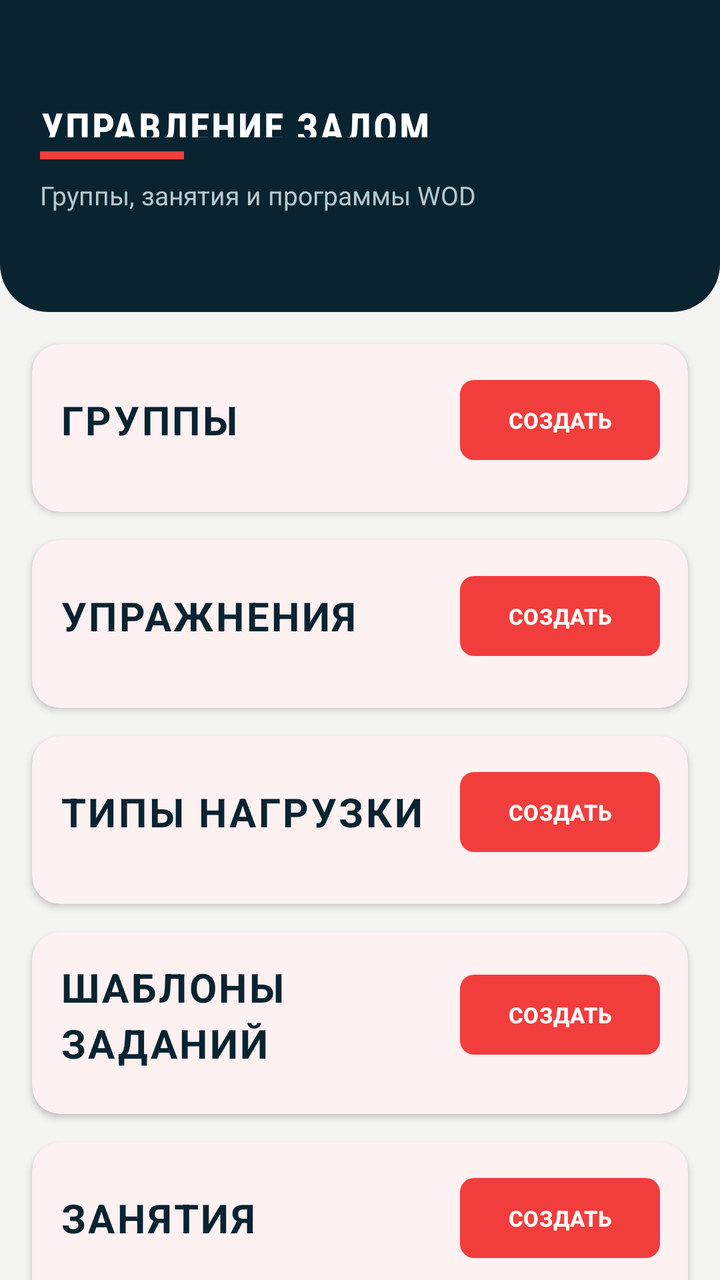
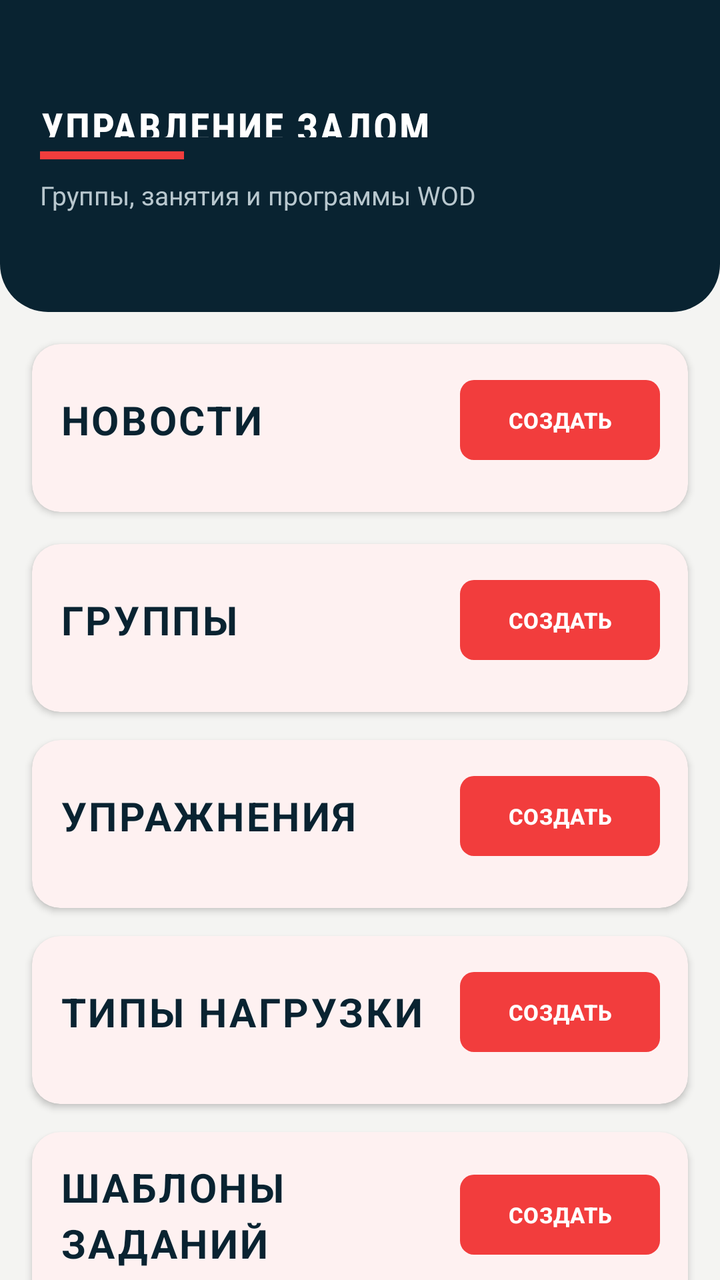

Two renders of the same Android screen: before a commit and after it. Below are the layout's source before the change and the commit's diff.
<!-- AndroidManifest.xml: application theme Theme.CrossfitArmyJym -->
<!-- res/layout/fragment_content.xml -->
<?xml version="1.0" encoding="utf-8"?>
<androidx.core.widget.NestedScrollView xmlns:android="http://schemas.android.com/apk/res/android"
    xmlns:app="http://schemas.android.com/apk/res-auto"
    android:layout_width="match_parent"
    android:layout_height="match_parent"
    android:background="@color/background"
    android:fillViewport="true">

    <LinearLayout
        android:layout_width="match_parent"
        android:layout_height="wrap_content"
        android:orientation="vertical">

        <LinearLayout
            android:layout_width="match_parent"
            android:layout_height="156dp"
            android:background="@drawable/bg_army_screen_header"
            android:gravity="center_vertical"
            android:orientation="vertical"
            android:paddingStart="20dp"
            android:paddingEnd="20dp">

            <TextView
                style="@style/Widget.CrossfitArmyJym.ScreenTitle.OnDark"
                android:layout_width="match_parent"
                android:layout_height="wrap_content"
                android:text="@string/admin_content_title" />

            <View
                android:layout_width="72dp"
                android:layout_height="4dp"
                android:layout_marginTop="7dp"
                android:background="@color/army_red" />

            <TextView
                android:layout_width="wrap_content"
                android:layout_height="wrap_content"
                android:layout_marginTop="9dp"
                android:text="@string/admin_content_subtitle"
                android:textColor="#B8C7CE"
                android:textSize="13sp" />
        </LinearLayout>

        <ProgressBar
            android:id="@+id/progress_bar"
            android:layout_width="44dp"
            android:layout_height="44dp"
            android:layout_gravity="center_horizontal"
            android:layout_marginTop="12dp"
            android:indeterminateTint="@color/army_red"
            android:visibility="gone" />

        <com.google.android.material.card.MaterialCardView
            style="@style/Widget.CrossfitArmyJym.Card"
            android:layout_width="match_parent"
            android:layout_height="wrap_content"
            android:layout_marginStart="16dp"
            android:layout_marginTop="16dp"
            android:layout_marginEnd="16dp">

            <LinearLayout
                android:layout_width="match_parent"
                android:layout_height="wrap_content"
                android:orientation="vertical"
                android:padding="14dp">

                <LinearLayout
                    android:layout_width="match_parent"
                    android:layout_height="wrap_content"
                    android:gravity="center_vertical"
                    android:orientation="horizontal">

                    <TextView
                        style="@style/TextAppearance.CrossfitArmyJym.SectionTitle"
                        android:layout_width="0dp"
                        android:layout_height="wrap_content"
                        android:layout_weight="1"
                        android:text="@string/admin_groups_section" />

                    <com.google.android.material.button.MaterialButton
                        android:id="@+id/btn_add_group"
                        style="@style/Widget.CrossfitArmyJym.Button"
                        android:layout_width="wrap_content"
                        android:layout_height="48dp"
                        android:text="@string/admin_create"
                        android:textSize="11sp"
                        app:cornerRadius="7dp" />
                </LinearLayout>

                <androidx.recyclerview.widget.RecyclerView
                    android:id="@+id/rv_groups"
                    android:layout_width="match_parent"
                    android:layout_height="wrap_content"
                    android:layout_marginTop="8dp"
                    android:nestedScrollingEnabled="false" />
            </LinearLayout>
        </com.google.android.material.card.MaterialCardView>

        <com.google.android.material.card.MaterialCardView
            style="@style/Widget.CrossfitArmyJym.Card"
            android:layout_width="match_parent"
            android:layout_height="wrap_content"
            android:layout_marginStart="16dp"
            android:layout_marginTop="14dp"
            android:layout_marginEnd="16dp">

            <LinearLayout
                android:layout_width="match_parent"
                android:layout_height="wrap_content"
                android:orientation="vertical"
                android:padding="14dp">

                <LinearLayout
                    android:layout_width="match_parent"
                    android:layout_height="wrap_content"
                    android:gravity="center_vertical"
                    android:orientation="horizontal">

                    <TextView
                        style="@style/TextAppearance.CrossfitArmyJym.SectionTitle"
                        android:layout_width="0dp"
                        android:layout_height="wrap_content"
                        android:layout_weight="1"
                        android:text="@string/admin_exercises_section" />

                    <com.google.android.material.button.MaterialButton
                        android:id="@+id/btn_add_exercise"
                        style="@style/Widget.CrossfitArmyJym.Button"
                        android:layout_width="wrap_content"
                        android:layout_height="48dp"
                        android:text="@string/admin_create"
                        android:textSize="11sp"
                        app:cornerRadius="7dp" />
                </LinearLayout>

                <androidx.recyclerview.widget.RecyclerView
                    android:id="@+id/rv_exercises"
                    android:layout_width="match_parent"
                    android:layout_height="wrap_content"
                    android:layout_marginTop="8dp"
                    android:nestedScrollingEnabled="false" />
            </LinearLayout>
        </com.google.android.material.card.MaterialCardView>

        <com.google.android.material.card.MaterialCardView
            style="@style/Widget.CrossfitArmyJym.Card"
            android:layout_width="match_parent"
            android:layout_height="wrap_content"
            android:layout_marginStart="16dp"
            android:layout_marginTop="14dp"
            android:layout_marginEnd="16dp">

            <LinearLayout
                android:layout_width="match_parent"
                android:layout_height="wrap_content"
                android:orientation="vertical"
                android:padding="14dp">

                <LinearLayout
                    android:layout_width="match_parent"
                    android:layout_height="wrap_content"
                    android:gravity="center_vertical"
                    android:orientation="horizontal">

                    <TextView
                        style="@style/TextAppearance.CrossfitArmyJym.SectionTitle"
                        android:layout_width="0dp"
                        android:layout_height="wrap_content"
                        android:layout_weight="1"
                        android:text="@string/admin_load_types_section" />

                    <com.google.android.material.button.MaterialButton
                        android:id="@+id/btn_add_load_type"
                        style="@style/Widget.CrossfitArmyJym.Button"
                        android:layout_width="wrap_content"
                        android:layout_height="48dp"
                        android:text="@string/admin_create"
                        android:textSize="11sp"
                        app:cornerRadius="7dp" />
                </LinearLayout>

                <androidx.recyclerview.widget.RecyclerView
                    android:id="@+id/rv_load_types"
                    android:layout_width="match_parent"
                    android:layout_height="wrap_content"
                    android:layout_marginTop="8dp"
                    android:nestedScrollingEnabled="false" />
            </LinearLayout>
        </com.google.android.material.card.MaterialCardView>

        <com.google.android.material.card.MaterialCardView
            style="@style/Widget.CrossfitArmyJym.Card"
            android:layout_width="match_parent"
            android:layout_height="wrap_content"
            android:layout_marginStart="16dp"
            android:layout_marginTop="14dp"
            android:layout_marginEnd="16dp">

            <LinearLayout
                android:layout_width="match_parent"
                android:layout_height="wrap_content"
                android:orientation="vertical"
                android:padding="14dp">

                <LinearLayout
                    android:layout_width="match_parent"
                    android:layout_height="wrap_content"
                    android:gravity="center_vertical"
                    android:orientation="horizontal">

                    <TextView
                        style="@style/TextAppearance.CrossfitArmyJym.SectionTitle"
                        android:layout_width="0dp"
                        android:layout_height="wrap_content"
                        android:layout_weight="1"
                        android:text="@string/admin_task_templates_section" />

                    <com.google.android.material.button.MaterialButton
                        android:id="@+id/btn_add_training_task"
                        style="@style/Widget.CrossfitArmyJym.Button"
                        android:layout_width="wrap_content"
                        android:layout_height="48dp"
                        android:text="@string/admin_create"
                        android:textSize="11sp"
                        app:cornerRadius="7dp" />
                </LinearLayout>

                <androidx.recyclerview.widget.RecyclerView
                    android:id="@+id/rv_training_tasks"
                    android:layout_width="match_parent"
                    android:layout_height="wrap_content"
                    android:layout_marginTop="8dp"
                    android:nestedScrollingEnabled="false" />
            </LinearLayout>
        </com.google.android.material.card.MaterialCardView>

        <com.google.android.material.card.MaterialCardView
            style="@style/Widget.CrossfitArmyJym.Card"
            android:layout_width="match_parent"
            android:layout_height="wrap_content"
            android:layout_marginStart="16dp"
            android:layout_marginTop="14dp"
            android:layout_marginEnd="16dp">

            <LinearLayout
                android:layout_width="match_parent"
                android:layout_height="wrap_content"
                android:orientation="vertical"
                android:padding="14dp">

                <LinearLayout
                    android:layout_width="match_parent"
                    android:layout_height="wrap_content"
                    android:gravity="center_vertical"
                    android:orientation="horizontal">

                    <TextView
                        style="@style/TextAppearance.CrossfitArmyJym.SectionTitle"
                        android:layout_width="0dp"
                        android:layout_height="wrap_content"
                        android:layout_weight="1"
                        android:text="@string/admin_classes_section" />

                    <com.google.android.material.button.MaterialButton
                        android:id="@+id/btn_add_class"
                        style="@style/Widget.CrossfitArmyJym.Button"
                        android:layout_width="wrap_content"
                        android:layout_height="48dp"
                        android:text="@string/admin_create"
                        android:textSize="11sp"
                        app:cornerRadius="7dp" />
                </LinearLayout>

                <androidx.recyclerview.widget.RecyclerView
                    android:id="@+id/rv_classes"
                    android:layout_width="match_parent"
                    android:layout_height="wrap_content"
                    android:layout_marginTop="8dp"
                    android:nestedScrollingEnabled="false" />
            </LinearLayout>
        </com.google.android.material.card.MaterialCardView>

        <com.google.android.material.card.MaterialCardView
            style="@style/Widget.CrossfitArmyJym.Card"
            android:layout_width="match_parent"
            android:layout_height="wrap_content"
            android:layout_marginStart="16dp"
            android:layout_marginTop="14dp"
            android:layout_marginEnd="16dp"
            android:layout_marginBottom="24dp">

            <LinearLayout
                android:layout_width="match_parent"
                android:layout_height="wrap_content"
                android:orientation="vertical"
                android:padding="14dp">

                <LinearLayout
                    android:layout_width="match_parent"
                    android:layout_height="wrap_content"
                    android:gravity="center_vertical"
                    android:orientation="horizontal">

                    <TextView
                        style="@style/TextAppearance.CrossfitArmyJym.SectionTitle"
                        android:layout_width="0dp"
                        android:layout_height="wrap_content"
                        android:layout_weight="1"
                        android:text="@string/admin_wod_section" />

                    <com.google.android.material.button.MaterialButton
                        android:id="@+id/btn_create_wod"
                        style="@style/Widget.CrossfitArmyJym.Button"
                        android:layout_width="wrap_content"
                        android:layout_height="48dp"
                        android:text="@string/admin_create"
                        android:textSize="11sp"
                        app:cornerRadius="7dp" />
                </LinearLayout>

                <androidx.recyclerview.widget.RecyclerView
                    android:id="@+id/rv_wods"
                    android:layout_width="match_parent"
                    android:layout_height="wrap_content"
                    android:layout_marginTop="8dp"
                    android:nestedScrollingEnabled="false" />
            </LinearLayout>
        </com.google.android.material.card.MaterialCardView>
    </LinearLayout>
</androidx.core.widget.NestedScrollView>
<!-- resources referenced by this layout -->
<resources>
  <color name="army_red">#F23D3D</color>
  <color name="background">@color/army_off_white</color>
  <!-- drawable bg_army_screen_header (drawable) -->
  <?xml version="1.0" encoding="utf-8"?>
  <shape xmlns:android="http://schemas.android.com/apk/res/android"
      android:shape="rectangle">
      <corners
          android:bottomLeftRadius="24dp"
          android:bottomRightRadius="24dp" />
      <solid android:color="@color/army_navy" />
  </shape>
  <string name="admin_classes_section">ЗАНЯТИЯ</string>
  <string name="admin_content_subtitle">Группы, занятия и программы WOD</string>
  <string name="admin_content_title">УПРАВЛЕНИЕ ЗАЛОМ</string>
  <string name="admin_create">СОЗДАТЬ</string>
  <string name="admin_exercises_section">УПРАЖНЕНИЯ</string>
  <string name="admin_groups_section">ГРУППЫ</string>
  <string name="admin_load_types_section">ТИПЫ НАГРУЗКИ</string>
  <string name="admin_task_templates_section">ШАБЛОНЫ ЗАДАНИЙ</string>
  <string name="admin_wod_section">ПРОГРАММЫ WOD</string>
  <style name="TextAppearance.CrossfitArmyJym.SectionTitle" parent="TextAppearance.Material3.TitleLarge">
          <item name="android:textColor">@color/army_navy</item>
          <item name="android:textSize">20sp</item>
          <item name="android:textStyle">bold</item>
          <item name="android:fontFamily">sans-serif-condensed</item>
          <item name="android:textAllCaps">true</item>
          <item name="android:letterSpacing">0.06</item>
      </style>
  <style name="Widget.CrossfitArmyJym.Button" parent="Widget.Material3.Button">
          <item name="backgroundTint">@color/primary</item>
          <item name="android:textColor">@color/text_on_primary</item>
          <item name="cornerRadius">6dp</item>
          <item name="android:textStyle">bold</item>
          <item name="android:gravity">center</item>
          <item name="android:maxLines">2</item>
          <item name="android:minHeight">48dp</item>
          <item name="autoSizeTextType">uniform</item>
          <item name="autoSizeMinTextSize">10sp</item>
          <item name="autoSizeMaxTextSize">15sp</item>
          <item name="autoSizeStepGranularity">1sp</item>
      </style>
  <style name="Widget.CrossfitArmyJym.Card" parent="Widget.Material3.CardView.Elevated">
          <item name="cardBackgroundColor">@color/card_background</item>
          <item name="cardElevation">2dp</item>
          <item name="cardCornerRadius">14dp</item>
      </style>
  <style name="Widget.CrossfitArmyJym.ScreenTitle.OnDark">
          <item name="android:textColor">@color/text_on_primary</item>
      </style>
  <color name="army_off_white">#F4F4F2</color>
  <color name="army_navy">#092331</color>
  <color name="primary">@color/army_red</color>
  <color name="text_on_primary">#FFFFFF</color>
  <color name="card_background">#FFFFFF</color>
  <color name="primary_dark">@color/army_navy</color>
  <color name="accent">@color/army_red</color>
  <color name="surface">#FFFFFF</color>
  <color name="text_primary">#101820</color>
  <color name="text_secondary">#60717A</color>
  <!-- unchanged entries left out for length: 1 -->
</resources>

<!-- the commit's change to res/layout/fragment_content.xml (unified diff, before → after) -->
@@ -75,6 +75,52 @@
                         android:layout_width="0dp"
                         android:layout_height="wrap_content"
                         android:layout_weight="1"
+                        android:text="@string/admin_news_section" />
+
+                    <com.google.android.material.button.MaterialButton
+                        android:id="@+id/btn_add_news"
+                        style="@style/Widget.CrossfitArmyJym.Button"
+                        android:layout_width="wrap_content"
+                        android:layout_height="48dp"
+                        android:text="@string/admin_create"
+                        android:textSize="11sp"
+                        app:cornerRadius="7dp" />
+                </LinearLayout>
+
+                <androidx.recyclerview.widget.RecyclerView
+                    android:id="@+id/rv_news"
+                    android:layout_width="match_parent"
+                    android:layout_height="wrap_content"
+                    android:layout_marginTop="8dp"
+                    android:nestedScrollingEnabled="false" />
+            </LinearLayout>
+        </com.google.android.material.card.MaterialCardView>
+
+        <com.google.android.material.card.MaterialCardView
+            style="@style/Widget.CrossfitArmyJym.Card"
+            android:layout_width="match_parent"
+            android:layout_height="wrap_content"
+            android:layout_marginStart="16dp"
+            android:layout_marginTop="16dp"
+            android:layout_marginEnd="16dp">
+
+            <LinearLayout
+                android:layout_width="match_parent"
+                android:layout_height="wrap_content"
+                android:orientation="vertical"
+                android:padding="14dp">
+
+                <LinearLayout
+                    android:layout_width="match_parent"
+                    android:layout_height="wrap_content"
+                    android:gravity="center_vertical"
+                    android:orientation="horizontal">
+
+                    <TextView
+                        style="@style/TextAppearance.CrossfitArmyJym.SectionTitle"
+                        android:layout_width="0dp"
+                        android:layout_height="wrap_content"
+                        android:layout_weight="1"
                         android:text="@string/admin_groups_section" />
 
                     <com.google.android.material.button.MaterialButton
<!-- resource entries referenced after the edit -->
@@ -18,6 +18,7 @@
   <string name="admin_exercises_section">УПРАЖНЕНИЯ</string>
   <string name="admin_groups_section">ГРУППЫ</string>
   <string name="admin_load_types_section">ТИПЫ НАГРУЗКИ</string>
+  <string name="admin_news_section">НОВОСТИ</string>
   <string name="admin_task_templates_section">ШАБЛОНЫ ЗАДАНИЙ</string>
   <string name="admin_wod_section">ПРОГРАММЫ WOD</string>
   <style name="TextAppearance.CrossfitArmyJym.SectionTitle" parent="TextAppearance.Material3.TitleLarge">
